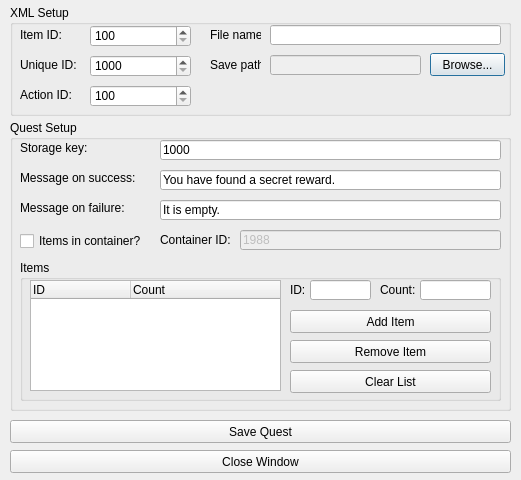
Old version of the form questcreator.ui in the repository Codeh4ck/QtLuaPad.
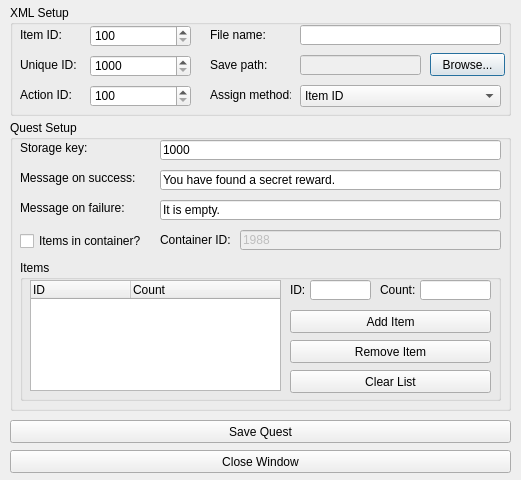
New version of the form.

Commit message: * Little improvement to Quest Creator.

```diff
--- a/questcreator.ui
+++ b/questcreator.ui
@@ -117,7 +117,7 @@
      <rect>
       <x>200</x>
       <y>22</y>
-      <width>51</width>
+      <width>81</width>
       <height>16</height>
      </rect>
     </property>
@@ -130,7 +130,7 @@
      <rect>
       <x>200</x>
       <y>52</y>
-      <width>51</width>
+      <width>81</width>
       <height>16</height>
      </rect>
     </property>
@@ -141,9 +141,9 @@
    <widget class="QLineEdit" name="FileNameEdit">
     <property name="geometry">
      <rect>
-      <x>260</x>
+      <x>290</x>
       <y>20</y>
-      <width>231</width>
+      <width>201</width>
       <height>20</height>
      </rect>
     </property>
@@ -154,9 +154,9 @@
     </property>
     <property name="geometry">
      <rect>
-      <x>260</x>
+      <x>290</x>
       <y>50</y>
-      <width>151</width>
+      <width>121</width>
       <height>20</height>
      </rect>
     </property>
@@ -174,6 +174,44 @@
      <string>Browse...</string>
     </property>
    </widget>
+   <widget class="QLabel" name="AssignMethodLabel">
+    <property name="geometry">
+     <rect>
+      <x>200</x>
+      <y>82</y>
+      <width>81</width>
+      <height>16</height>
+     </rect>
+    </property>
+    <property name="text">
+     <string>Assign method:</string>
+    </property>
+   </widget>
+   <widget class="QComboBox" name="AssignMethodCombo">
+    <property name="geometry">
+     <rect>
+      <x>290</x>
+      <y>80</y>
+      <width>201</width>
+      <height>22</height>
+     </rect>
+    </property>
+    <item>
+     <property name="text">
+      <string>Item ID</string>
+     </property>
+    </item>
+    <item>
+     <property name="text">
+      <string>Action ID</string>
+     </property>
+    </item>
+    <item>
+     <property name="text">
+      <string>Unique ID</string>
+     </property>
+    </item>
+   </widget>
   </widget>
   <widget class="QGroupBox" name="QuestSetupGroup">
    <property name="geometry">
```
The commit also changes 2 other files.
